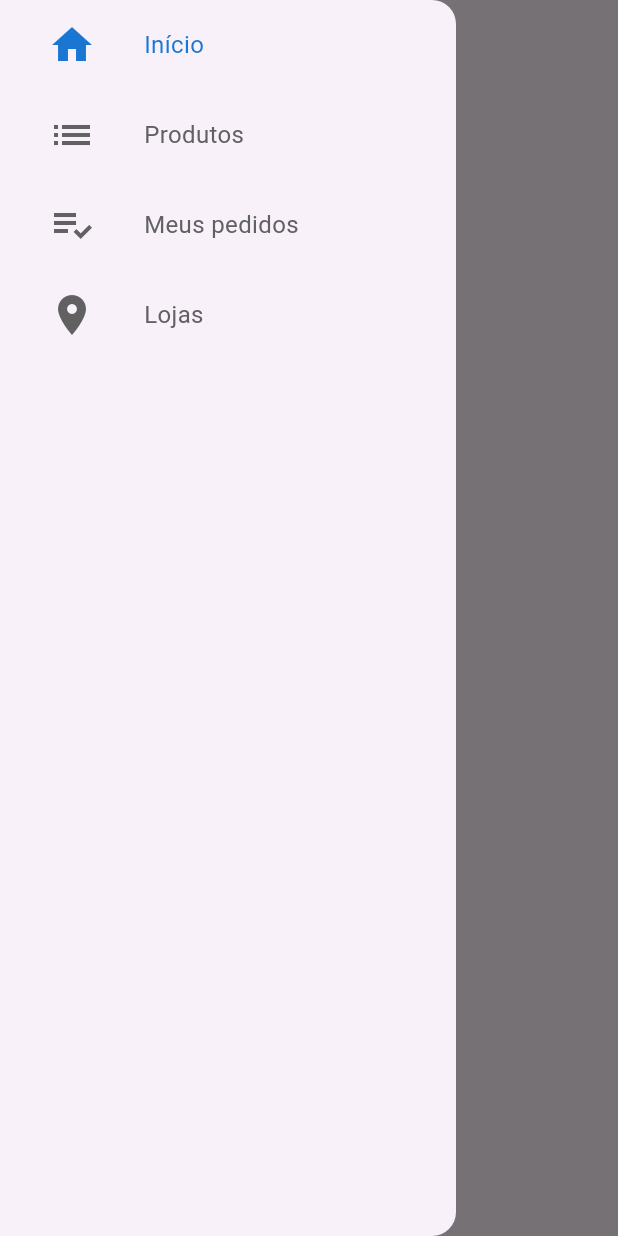
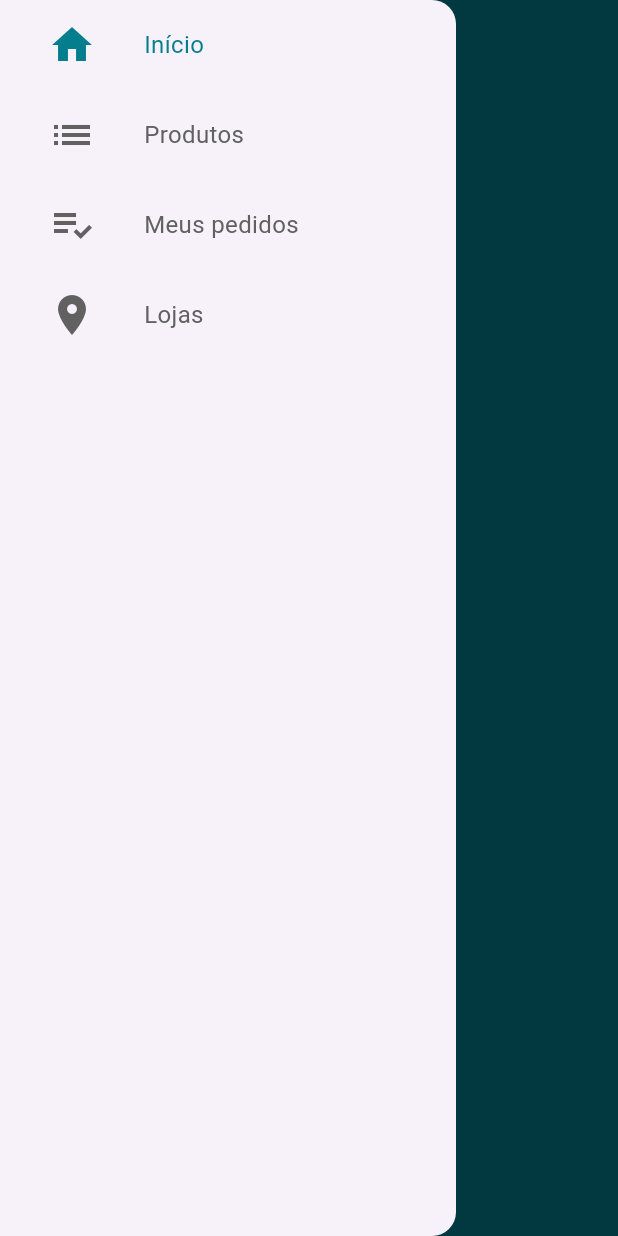
Before and after one commit to kaykybarbosa/loja-virtual-app, a Flutter app: the screen it shows after launch, with the side drawer open, on a phone screen of 412 x 824 dp. Run offline on Flutter 3.47's test engine with Material 3 defaults, Android fonts, the phone set to English and light mode, and no system bars.

Commit message:
style: definido a cor principal do app

```diff
--- a/lib/common/custom_drawer/drawer_tile.dart
+++ b/lib/common/custom_drawer/drawer_tile.dart
@@ -17,6 +17,7 @@ class DrawerTile extends StatelessWidget {
   @override
   Widget build(BuildContext context) {
     final curPage = context.watch<PageManager>().page;
+    final color = Theme.of(context).primaryColor;
 
     return InkWell(
       onTap: () => context.read<PageManager>().setPage(page),
@@ -30,7 +31,7 @@ class DrawerTile extends StatelessWidget {
               child: Icon(
                 icon,
                 size: 32,
-                color: curPage == page ? Colors.blue[700] : Colors.grey[700],
+                color: curPage == page ? color : Colors.grey[700],
               ),
             ),
 
@@ -39,7 +40,7 @@ class DrawerTile extends StatelessWidget {
               title,
               style: TextStyle(
                 fontSize: 16,
-                color: curPage == page ? Colors.blue[700] : Colors.grey[700],
+                color: curPage == page ? color : Colors.grey[700],
               ),
             ),
           ],
--- a/lib/main.dart
+++ b/lib/main.dart
@@ -1,5 +1,7 @@
 import 'package:flutter/material.dart';
 import 'package:lojavirtualapp/screens/base/base_screen.dart';
+import 'package:lojavirtualapp/utils/theme/colors/my_colors.dart';
+import 'package:lojavirtualapp/utils/theme/theme_data/app_bar_theme.dart';
 
 void main() {
   runApp(const MyApp());
@@ -12,8 +14,11 @@ class MyApp extends StatelessWidget {
   Widget build(BuildContext context) => MaterialApp(
         title: 'Loja do Kbuloso',
         theme: ThemeData(
-          colorScheme: ColorScheme.fromSeed(seedColor: Colors.deepPurple),
           useMaterial3: true,
+          primaryColor: MyColors.primary,
+          scaffoldBackgroundColor: MyColors.primary,
+          visualDensity: VisualDensity.adaptivePlatformDensity,
+          appBarTheme: TAppBarTheme.light,
         ),
         debugShowCheckedModeBanner: false,
         home: BaseScreen(),
--- /dev/null
+++ b/lib/utils/theme/colors/my_colors.dart
@@ -0,0 +1,5 @@
+import 'package:flutter/material.dart';
+
+abstract class MyColors {
+  static const Color primary = Color.fromARGB(255, 4, 125, 141);
+}
--- /dev/null
+++ b/lib/utils/theme/theme_data/app_bar_theme.dart
@@ -0,0 +1,9 @@
+import 'package:flutter/material.dart';
+import 'package:lojavirtualapp/utils/theme/colors/my_colors.dart';
+
+abstract class TAppBarTheme {
+  static AppBarTheme light = const AppBarTheme(
+    elevation: 0,
+    backgroundColor: MyColors.primary,
+  );
+}
```
